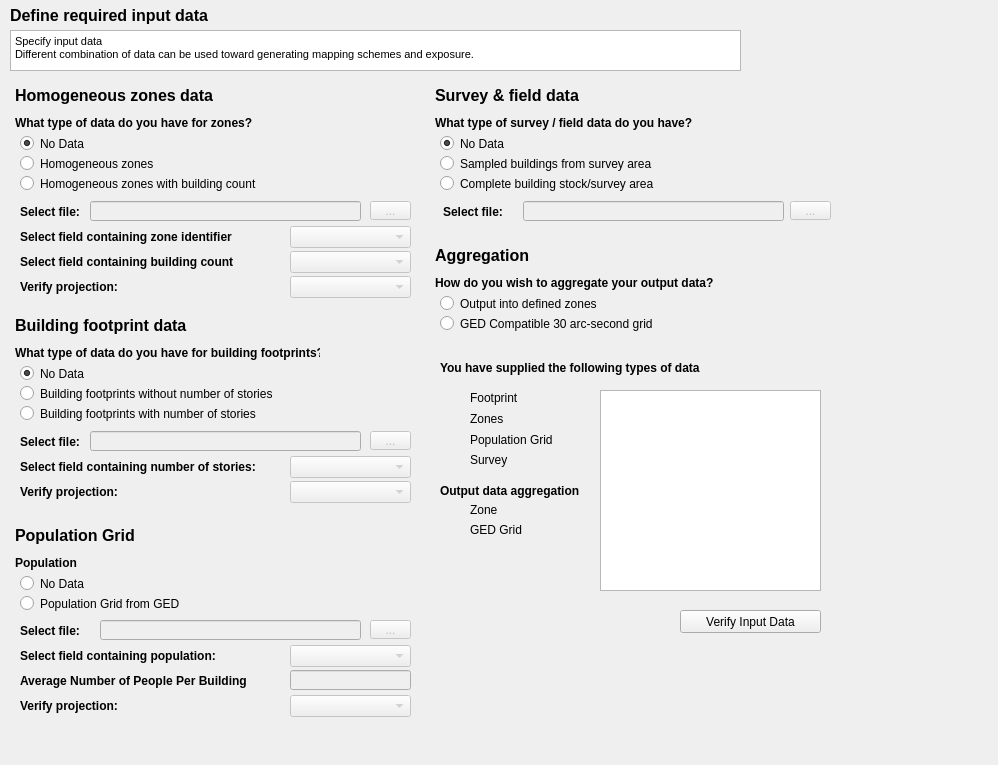
First picture: the form in qt/wdg_data.ui, repository gem/sidd, before the edit.
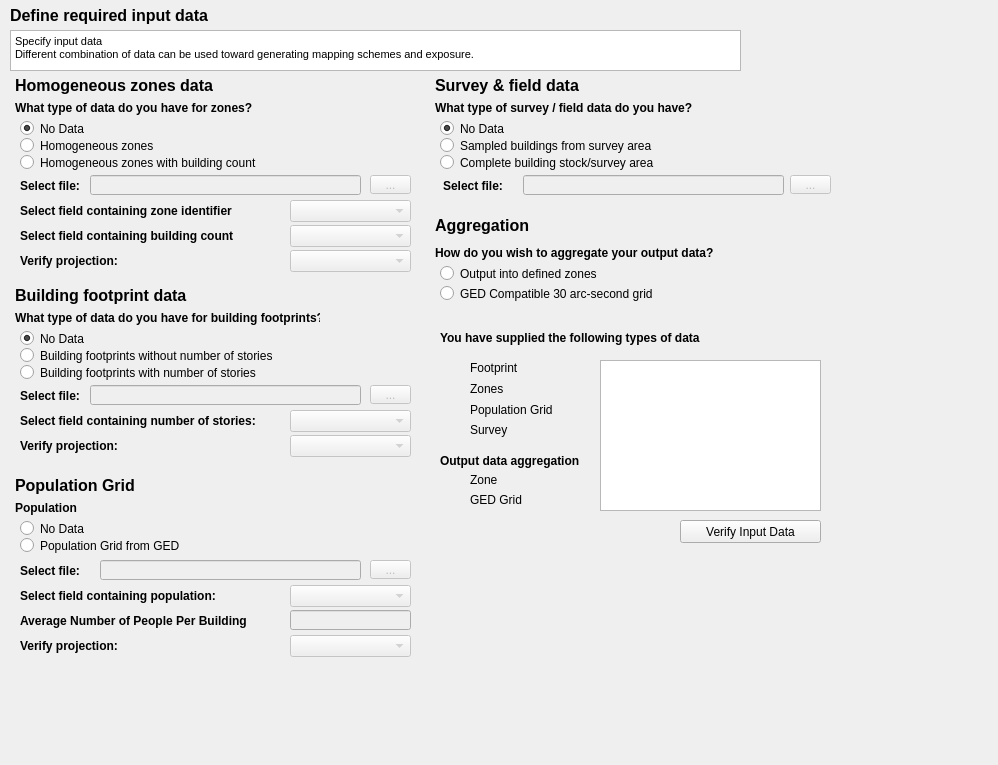
Second picture: the form after the edit. Icons and pictures are not drawn.

```diff
--- a/qt/wdg_data.ui
+++ b/qt/wdg_data.ui
@@ -20,16 +20,16 @@
    <property name="geometry">
     <rect>
      <x>430</x>
-     <y>80</y>
+     <y>70</y>
      <width>411</width>
-     <height>161</height>
+     <height>141</height>
     </rect>
    </property>
    <widget class="QLabel" name="lb_svy_select_file">
     <property name="geometry">
      <rect>
       <x>13</x>
-      <y>121</y>
+      <y>105</y>
       <width>71</width>
       <height>21</height>
      </rect>
@@ -64,7 +64,7 @@
     <property name="geometry">
      <rect>
       <x>5</x>
-      <y>35</y>
+      <y>30</y>
       <width>261</width>
       <height>16</height>
      </rect>
@@ -86,7 +86,7 @@
     <property name="geometry">
      <rect>
       <x>360</x>
-      <y>121</y>
+      <y>105</y>
       <width>41</width>
       <height>19</height>
      </rect>
@@ -102,7 +102,7 @@
     <property name="geometry">
      <rect>
       <x>10</x>
-      <y>75</y>
+      <y>67</y>
       <width>381</width>
       <height>17</height>
      </rect>
@@ -115,7 +115,7 @@
     <property name="geometry">
      <rect>
       <x>10</x>
-      <y>55</y>
+      <y>50</y>
       <width>381</width>
       <height>17</height>
      </rect>
@@ -131,7 +131,7 @@
     <property name="geometry">
      <rect>
       <x>10</x>
-      <y>95</y>
+      <y>84</y>
       <width>381</width>
       <height>17</height>
      </rect>
@@ -147,7 +147,7 @@
     <property name="geometry">
      <rect>
       <x>93</x>
-      <y>121</y>
+      <y>105</y>
       <width>261</width>
       <height>20</height>
      </rect>
@@ -187,9 +187,9 @@
    <property name="geometry">
     <rect>
      <x>430</x>
-     <y>350</y>
+     <y>320</y>
      <width>411</width>
-     <height>351</height>
+     <height>241</height>
     </rect>
    </property>
    <widget class="QLabel" name="lb_verify_title">
@@ -366,7 +366,7 @@
       <x>170</x>
       <y>40</y>
       <width>221</width>
-      <height>201</height>
+      <height>151</height>
      </rect>
     </property>
     <property name="html">
@@ -384,7 +384,7 @@
     <property name="geometry">
      <rect>
       <x>250</x>
-      <y>260</y>
+      <y>200</y>
       <width>141</width>
       <height>23</height>
      </rect>
@@ -427,7 +427,7 @@
    <property name="geometry">
     <rect>
      <x>430</x>
-     <y>240</y>
+     <y>210</y>
      <width>411</width>
      <height>111</height>
     </rect>
@@ -501,7 +501,7 @@
     <property name="geometry">
      <rect>
       <x>150</x>
-      <y>0</y>
+      <y>5</y>
       <width>16</width>
       <height>21</height>
      </rect>
@@ -518,9 +518,9 @@
    <property name="geometry">
     <rect>
      <x>10</x>
-     <y>310</y>
+     <y>280</y>
      <width>411</width>
-     <height>211</height>
+     <height>191</height>
     </rect>
    </property>
    <widget class="QComboBox" name="cb_fp_story_field">
@@ -530,7 +530,7 @@
     <property name="geometry">
      <rect>
       <x>280</x>
-      <y>146</y>
+      <y>130</y>
       <width>121</width>
       <height>22</height>
      </rect>
@@ -540,7 +540,7 @@
     <property name="geometry">
      <rect>
       <x>10</x>
-      <y>95</y>
+      <y>84</y>
       <width>381</width>
       <height>17</height>
      </rect>
@@ -556,7 +556,7 @@
     <property name="geometry">
      <rect>
       <x>80</x>
-      <y>121</y>
+      <y>105</y>
       <width>271</width>
       <height>20</height>
      </rect>
@@ -566,7 +566,7 @@
     <property name="geometry">
      <rect>
       <x>10</x>
-      <y>121</y>
+      <y>105</y>
       <width>71</width>
       <height>21</height>
      </rect>
@@ -585,7 +585,7 @@
     <property name="geometry">
      <rect>
       <x>10</x>
-      <y>75</y>
+      <y>67</y>
       <width>381</width>
       <height>17</height>
      </rect>
@@ -618,7 +618,7 @@
     <property name="geometry">
      <rect>
       <x>5</x>
-      <y>35</y>
+      <y>30</y>
       <width>305</width>
       <height>16</height>
      </rect>
@@ -640,7 +640,7 @@
     <property name="geometry">
      <rect>
       <x>280</x>
-      <y>171</y>
+      <y>155</y>
       <width>121</width>
       <height>22</height>
      </rect>
@@ -650,7 +650,7 @@
     <property name="geometry">
      <rect>
       <x>10</x>
-      <y>171</y>
+      <y>155</y>
       <width>151</width>
       <height>21</height>
      </rect>
@@ -672,7 +672,7 @@
     <property name="geometry">
      <rect>
       <x>360</x>
-      <y>121</y>
+      <y>105</y>
       <width>41</width>
       <height>19</height>
      </rect>
@@ -688,7 +688,7 @@
     <property name="geometry">
      <rect>
       <x>10</x>
-      <y>55</y>
+      <y>50</y>
       <width>381</width>
       <height>17</height>
      </rect>
@@ -704,7 +704,7 @@
     <property name="geometry">
      <rect>
       <x>10</x>
-      <y>146</y>
+      <y>130</y>
       <width>241</width>
       <height>21</height>
      </rect>
@@ -742,7 +742,7 @@
      <x>0</x>
      <y>0</y>
      <width>741</width>
-     <height>81</height>
+     <height>71</height>
     </rect>
    </property>
    <widget class="QLabel" name="lb_panel_title">
@@ -790,16 +790,16 @@
    <property name="geometry">
     <rect>
      <x>10</x>
-     <y>80</y>
+     <y>70</y>
      <width>411</width>
-     <height>231</height>
+     <height>211</height>
     </rect>
    </property>
    <widget class="QRadioButton" name="radio_zones_count">
     <property name="geometry">
      <rect>
       <x>10</x>
-      <y>95</y>
+      <y>84</y>
       <width>391</width>
       <height>17</height>
      </rect>
@@ -812,7 +812,7 @@
     <property name="geometry">
      <rect>
       <x>10</x>
-      <y>75</y>
+      <y>67</y>
       <width>391</width>
       <height>17</height>
      </rect>
@@ -825,7 +825,7 @@
     <property name="geometry">
      <rect>
       <x>10</x>
-      <y>196</y>
+      <y>180</y>
       <width>151</width>
       <height>21</height>
      </rect>
@@ -844,7 +844,7 @@
     <property name="geometry">
      <rect>
       <x>10</x>
-      <y>121</y>
+      <y>105</y>
       <width>71</width>
       <height>21</height>
      </rect>
@@ -863,7 +863,7 @@
     <property name="geometry">
      <rect>
       <x>10</x>
-      <y>55</y>
+      <y>50</y>
       <width>391</width>
       <height>17</height>
      </rect>
@@ -882,7 +882,7 @@
     <property name="geometry">
      <rect>
       <x>280</x>
-      <y>146</y>
+      <y>130</y>
       <width>121</width>
       <height>22</height>
      </rect>
@@ -892,7 +892,7 @@
     <property name="geometry">
      <rect>
       <x>10</x>
-      <y>146</y>
+      <y>130</y>
       <width>281</width>
       <height>21</height>
      </rect>
@@ -934,7 +934,7 @@
     <property name="geometry">
      <rect>
       <x>360</x>
-      <y>121</y>
+      <y>105</y>
       <width>41</width>
       <height>19</height>
      </rect>
@@ -953,7 +953,7 @@
     <property name="geometry">
      <rect>
       <x>280</x>
-      <y>196</y>
+      <y>180</y>
       <width>121</width>
       <height>22</height>
      </rect>
@@ -966,7 +966,7 @@
     <property name="geometry">
      <rect>
       <x>80</x>
-      <y>121</y>
+      <y>105</y>
       <width>271</width>
       <height>20</height>
      </rect>
@@ -976,7 +976,7 @@
     <property name="geometry">
      <rect>
       <x>5</x>
-      <y>35</y>
+      <y>30</y>
       <width>251</width>
       <height>16</height>
      </rect>
@@ -1011,7 +1011,7 @@
     <property name="geometry">
      <rect>
       <x>10</x>
-      <y>171</y>
+      <y>155</y>
       <width>271</width>
       <height>21</height>
      </rect>
@@ -1033,7 +1033,7 @@
     <property name="geometry">
      <rect>
       <x>280</x>
-      <y>171</y>
+      <y>155</y>
       <width>121</width>
       <height>22</height>
      </rect>
@@ -1063,16 +1063,16 @@
    <property name="geometry">
     <rect>
      <x>10</x>
-     <y>520</y>
+     <y>470</y>
      <width>411</width>
-     <height>211</height>
+     <height>191</height>
     </rect>
    </property>
    <widget class="QRadioButton" name="radio_pop_grid">
     <property name="geometry">
      <rect>
       <x>10</x>
-      <y>75</y>
+      <y>67</y>
       <width>381</width>
       <height>17</height>
      </rect>
@@ -1085,7 +1085,7 @@
     <property name="geometry">
      <rect>
       <x>5</x>
-      <y>35</y>
+      <y>30</y>
       <width>281</width>
       <height>16</height>
      </rect>
@@ -1124,7 +1124,7 @@
     <property name="geometry">
      <rect>
       <x>10</x>
-      <y>55</y>
+      <y>50</y>
       <width>381</width>
       <height>17</height>
      </rect>
@@ -1137,7 +1137,7 @@
     <property name="geometry">
      <rect>
       <x>170</x>
-      <y>0</y>
+      <y>5</y>
       <width>16</width>
       <height>21</height>
      </rect>
@@ -1156,7 +1156,7 @@
     <property name="geometry">
      <rect>
       <x>360</x>
-      <y>100</y>
+      <y>90</y>
       <width>41</width>
       <height>19</height>
      </rect>
@@ -1175,7 +1175,7 @@
     <property name="geometry">
      <rect>
       <x>90</x>
-      <y>100</y>
+      <y>90</y>
       <width>261</width>
       <height>20</height>
      </rect>
@@ -1185,7 +1185,7 @@
     <property name="geometry">
      <rect>
       <x>10</x>
-      <y>100</y>
+      <y>90</y>
       <width>71</width>
       <height>21</height>
      </rect>
@@ -1204,7 +1204,7 @@
     <property name="geometry">
      <rect>
       <x>10</x>
-      <y>125</y>
+      <y>115</y>
       <width>241</width>
       <height>21</height>
      </rect>
@@ -1226,7 +1226,7 @@
     <property name="geometry">
      <rect>
       <x>280</x>
-      <y>125</y>
+      <y>115</y>
       <width>121</width>
       <height>22</height>
      </rect>
@@ -1239,7 +1239,7 @@
     <property name="geometry">
      <rect>
       <x>280</x>
-      <y>175</y>
+      <y>165</y>
       <width>121</width>
       <height>22</height>
      </rect>
@@ -1249,7 +1249,7 @@
     <property name="geometry">
      <rect>
       <x>10</x>
-      <y>175</y>
+      <y>165</y>
       <width>151</width>
       <height>21</height>
      </rect>
@@ -1268,7 +1268,7 @@
     <property name="geometry">
      <rect>
       <x>10</x>
-      <y>150</y>
+      <y>140</y>
       <width>251</width>
       <height>21</height>
      </rect>
@@ -1290,7 +1290,7 @@
     <property name="geometry">
      <rect>
       <x>280</x>
-      <y>150</y>
+      <y>140</y>
       <width>121</width>
       <height>20</height>
      </rect>
```
